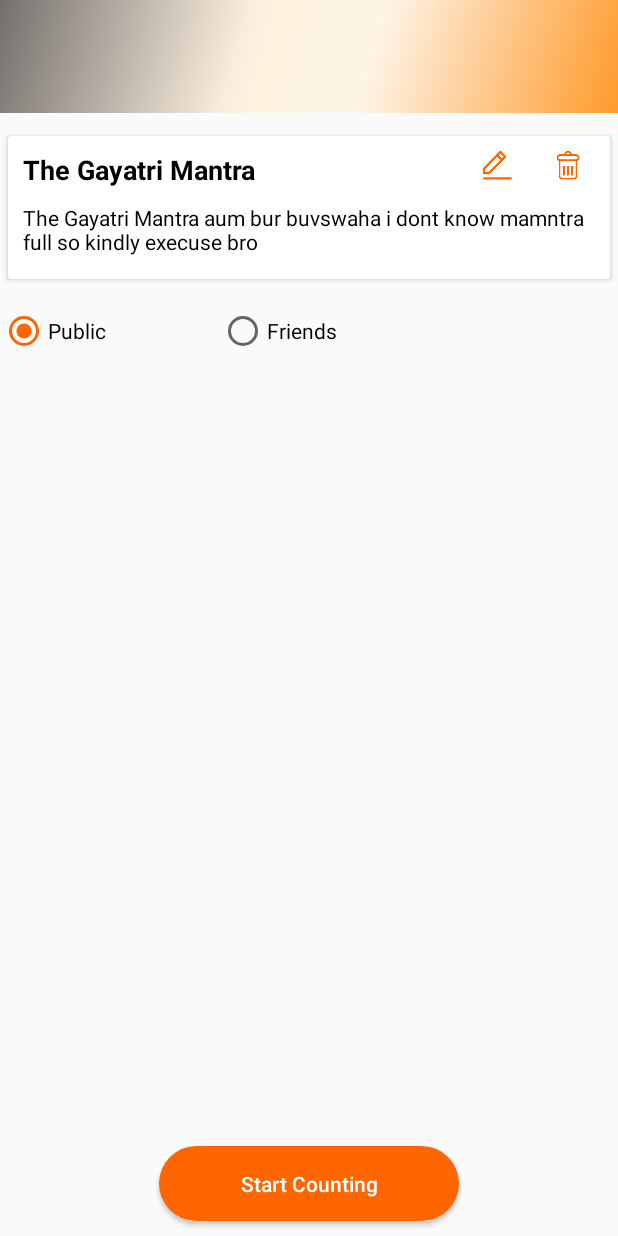
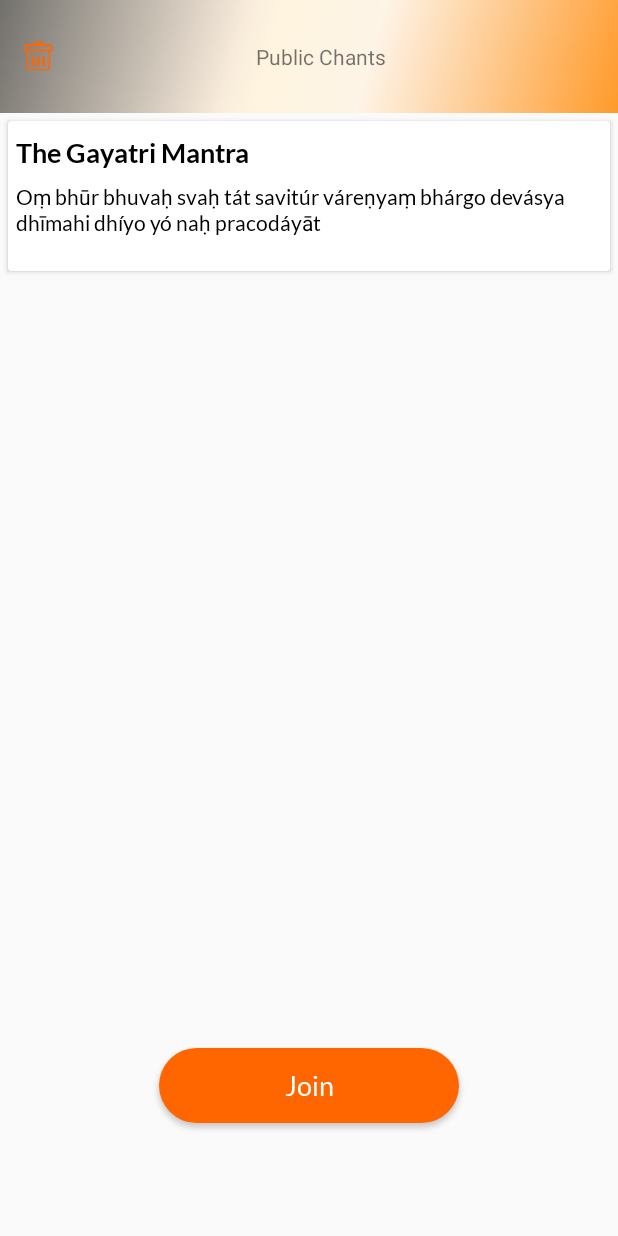
Before and after one commit to iamRAJASHEKAR/CounterProject, an Android app: the screen it shows after launch (ChantsActivity before the commit, ChantJoin after it), on a phone screen of 412 x 824 dp. Run offline under Robolectric (Android 15) with nearby library versions, the phone set to English and light mode, and no system bars; Roboto replaces fonts that are not available here.

Commit message:
UI developement

```diff
--- a/app/build.gradle
+++ b/app/build.gradle
@@ -19,6 +19,7 @@ android {
 }
 
 dependencies {
+    implementation 'com.github.varunest:sparkbutton:1.0.5'
     implementation fileTree(dir: 'libs', include: ['*.jar'])
     implementation 'com.android.support:appcompat-v7:27.1.1'
     implementation 'com.android.support:design:27.1.1'
--- /dev/null
+++ b/app/src/main/java/com/example/mypc/counterapp/Activities/ChantJoin.java
@@ -0,0 +1,27 @@
+package com.example.mypc.counterapp.Activities;
+
+import android.annotation.SuppressLint;
+import android.support.v7.app.AppCompatActivity;
+import android.os.Bundle;
+import android.widget.ImageView;
+import android.widget.TextView;
+
+import com.example.mypc.counterapp.R;
+
+public class ChantJoin extends AppCompatActivity {
+
+    TextView toolbar_head;
+    ImageView tool_icon;
+
+    @SuppressLint("NewApi")
+    @Override
+    protected void onCreate(Bundle savedInstanceState) {
+        super.onCreate(savedInstanceState);
+        setContentView(R.layout.activity_chant_join);
+        toolbar_head = findViewById(R.id.toolabr_title);
+        tool_icon = findViewById(R.id.toolabar_icon);
+        toolbar_head.setText("Public Chants");
+        tool_icon.setBackground(getResources().getDrawable(R.drawable.ic_delete));
+
+    }
+}
--- a/app/src/main/java/com/example/mypc/counterapp/Activities/Fragments/Friends.java
+++ b/app/src/main/java/com/example/mypc/counterapp/Activities/Fragments/Friends.java
@@ -28,7 +28,6 @@ public class Friends extends Fragment {
     public Friends() {
         // Required empty public constructor
     }
-
 
     @Override
     public View onCreateView(LayoutInflater inflater, ViewGroup container,
@@ -68,8 +67,7 @@ public class Friends extends Fragment {
         }
 
         @Override
-        public int getItemCount()
-        {
+        public int getItemCount() {
             return userarray.size();
         }
 
@@ -80,7 +78,6 @@ public class Friends extends Fragment {
 
         public ViewHolder(View itemView, Context context) {
             super(itemView);
-
             name = itemView.findViewById(R.id.name);
             user = itemView.findViewById(R.id.user);
 
--- /dev/null
+++ b/app/src/main/res/layout/activity_chant_join.xml
@@ -0,0 +1,64 @@
+<?xml version="1.0" encoding="utf-8"?>
+<RelativeLayout xmlns:android="http://schemas.android.com/apk/res/android"
+    xmlns:app="http://schemas.android.com/apk/res-auto"
+    xmlns:tools="http://schemas.android.com/tools"
+    android:layout_width="match_parent"
+    android:layout_height="match_parent"
+    tools:context=".Activities.ChantJoin">
+
+    <include layout="@layout/activity_toolbar" />
+
+    <android.support.v7.widget.CardView
+        android:id="@+id/chantCard"
+        android:layout_width="fill_parent"
+        android:layout_height="100dp"
+        android:layout_below="@+id/toolBar"
+        android:layout_marginLeft="5dp"
+        android:layout_marginRight="5dp"
+        android:layout_marginTop="5dp"
+        android:background="#ffffff">
+
+        <RelativeLayout
+            android:layout_width="match_parent"
+            android:layout_height="match_parent"
+            android:layout_marginBottom="5dp"
+            android:layout_marginLeft="5dp"
+            android:layout_marginRight="5dp"
+            android:layout_marginTop="10dp">
+
+            <com.example.mypc.counterapp.Fonts.TextViewBold
+                android:id="@+id/ChantName"
+                android:layout_width="wrap_content"
+                android:layout_height="wrap_content"
+                android:text="The Gayatri Mantra"
+                android:textColor="@color/black"
+                android:textSize="18dp" />
+
+            <com.example.mypc.counterapp.Fonts.TextViewRegular
+                android:id="@+id/chantDescription"
+                android:layout_width="wrap_content"
+                android:layout_height="wrap_content"
+                android:layout_below="@+id/ChantName"
+                android:layout_marginTop="10dp"
+                android:text="Oṃ bhūr bhuvaḥ svaḥ tát savitúr váreṇyaṃ bhárgo devásya dhīmahi dhíyo yó naḥ pracodáyāt"
+                android:textColor="@color/black" />
+
+        </RelativeLayout>
+    </android.support.v7.widget.CardView>
+
+    <com.example.mypc.counterapp.Fonts.ButtonRegular
+        android:id="@+id/submitButton"
+        android:layout_width="200dp"
+        android:layout_height="50dp"
+        android:layout_alignParentBottom="true"
+        android:layout_below="@+id/relative_Counter"
+        android:layout_centerHorizontal="true"
+        android:layout_centerVertical="true"
+        android:layout_marginBottom="75dp"
+        android:background="@drawable/orange_button"
+        android:text="Join"
+        android:textSize="18dp"
+        android:textAllCaps="false"
+        android:textColor="@color/white" />
+
+</RelativeLayout>
--- a/app/src/main/res/layout/activity_toolbar.xml
+++ b/app/src/main/res/layout/activity_toolbar.xml
@@ -1,25 +1,27 @@
 <?xml version="1.0" encoding="utf-8"?>
-<android.support.v7.widget.Toolbar
-    xmlns:android="http://schemas.android.com/apk/res/android"
+<android.support.v7.widget.Toolbar xmlns:android="http://schemas.android.com/apk/res/android"
+    android:id="@+id/toolBar"
     android:layout_width="match_parent"
-    android:id="@+id/toolBar"
-   android:background="@drawable/ic_rectangle"
-    android:layout_height="75dp">
+    android:layout_height="75dp"
+    android:background="@drawable/ic_rectangle">
+
     <RelativeLayout
         android:layout_width="match_parent"
         android:layout_height="match_parent">
 
         <ImageView
-        android:layout_width="20dp"
-        android:id="@+id/toolabar_icon"
+            android:id="@+id/toolabar_icon"
+            android:layout_width="20dp"
+            android:layout_height="20dp"
+            android:layout_centerVertical="true" />
+
+        <TextView
+            android:id="@+id/toolabr_title"
+            android:layout_width="wrap_content"
+            android:layout_height="wrap_content"
+            android:layout_centerHorizontal="true"
             android:layout_centerVertical="true"
-            android:layout_height="20dp" />
-    <TextView
-        android:layout_width="wrap_content"
-        android:id="@+id/toolabr_title"
-        android:text=""
-        android:layout_centerVertical="true"
-        android:layout_centerHorizontal="true" android:layout_height="wrap_content" />
+            android:text="" />
     </RelativeLayout>
 
 </android.support.v7.widget.Toolbar>
--- a/app/src/main/res/values/colors.xml
+++ b/app/src/main/res/values/colors.xml
@@ -6,4 +6,5 @@
     <color name="colorGray">#999999</color>
     <color name="colorOrange">#FF6600</color>
     <color name="white">#ffffff</color>
+    <color name="black">#000000</color>
 </resources>
--- a/build.gradle
+++ b/build.gradle
@@ -19,6 +19,8 @@ allprojects {
     repositories {
         google()
         jcenter()
+
+        maven { url "https://jitpack.io" }
     }
 }
 
```
Also changed, not shown: app/src/main/AndroidManifest.xml (+9 -5 lines), app/src/main/java/com/example/mypc/counterapp/Counter/CounterActivity.java (added, +50 -0 lines), app/src/main/res/layout/activity_counter.xml (added, +187 -0 lines).
